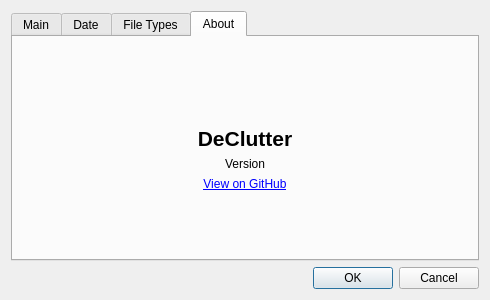
First picture: the form in design/settings_dialog.ui, repository ZUBERKHAN034/declutter-extended, before the edit.
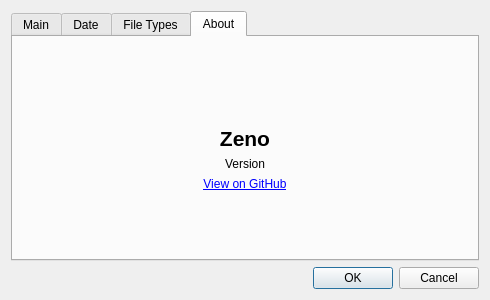
Second picture: the form after the edit. The open tabs and pages were chosen to show the change.

Commit message: ✨ Zeno is coming

Patch:
```diff
--- a/design/settings_dialog.ui
+++ b/design/settings_dialog.ui
@@ -375,7 +375,7 @@
           <set>Qt::AlignmentFlag::AlignCenter</set>
          </property>
          <property name="text">
-          <string>DeClutter</string>
+          <string>Zeno</string>
          </property>
         </widget>
        </item>
```
Left out of the diff: 2 changed lines with no effect on the pictures. The commit also changes 71 other files.
